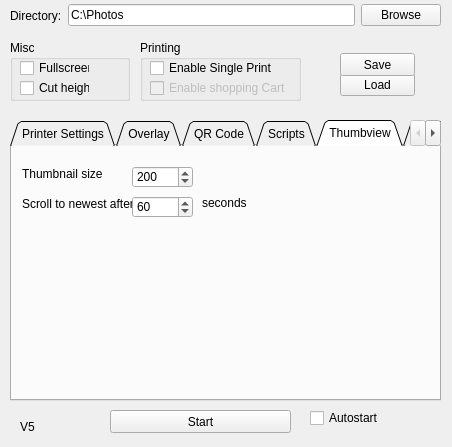
BrainHunter/PhotoPrint, file config.ui: the form before one commit.
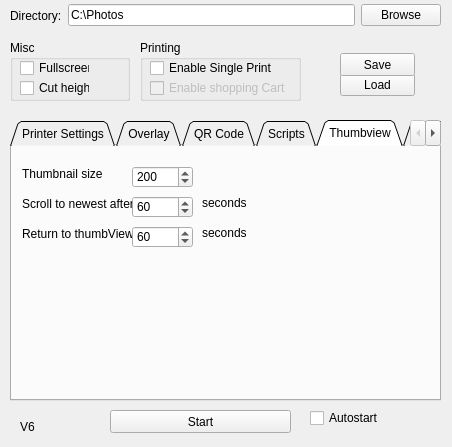
The form after the commit. The open tabs and pages were chosen to show the change.

Commit message: added return to thumbnail view timeout

The edit to the form file:
```diff
--- a/config.ui
+++ b/config.ui
@@ -1075,6 +1075,54 @@
       <number>200</number>
      </property>
     </widget>
+    <widget class="QLabel" name="label_23">
+     <property name="geometry">
+      <rect>
+       <x>190</x>
+       <y>80</y>
+       <width>47</width>
+       <height>13</height>
+      </rect>
+     </property>
+     <property name="text">
+      <string>seconds</string>
+     </property>
+    </widget>
+    <widget class="QLabel" name="label_24">
+     <property name="geometry">
+      <rect>
+       <x>10</x>
+       <y>80</y>
+       <width>111</width>
+       <height>16</height>
+      </rect>
+     </property>
+     <property name="text">
+      <string>Return to thumbView</string>
+     </property>
+    </widget>
+    <widget class="QSpinBox" name="returnToThumbnailViewollTimeoutSpinBox">
+     <property name="enabled">
+      <bool>true</bool>
+     </property>
+     <property name="geometry">
+      <rect>
+       <x>120</x>
+       <y>80</y>
+       <width>61</width>
+       <height>22</height>
+      </rect>
+     </property>
+     <property name="minimum">
+      <number>10</number>
+     </property>
+     <property name="maximum">
+      <number>9999</number>
+     </property>
+     <property name="value">
+      <number>60</number>
+     </property>
+    </widget>
    </widget>
    <widget class="QWidget" name="tab">
     <attribute name="title">
@@ -1299,7 +1347,7 @@
     </rect>
    </property>
    <property name="text">
-    <string>V5</string>
+    <string>V6</string>
    </property>
   </widget>
  </widget>
```
The commit also changes 4 other files.
